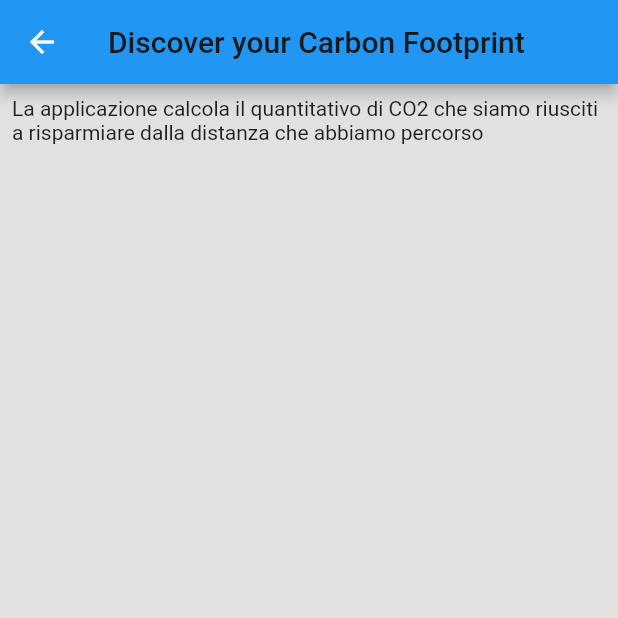
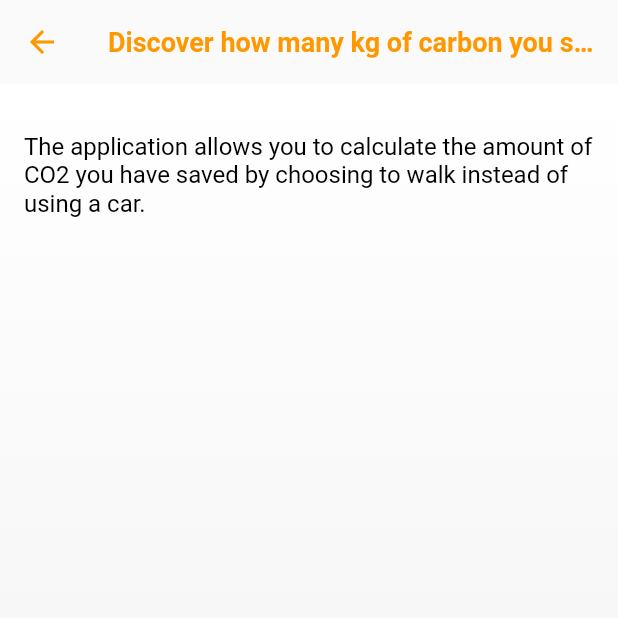
Before and after one commit to valentinaSanti/application_vfm_new, a Flutter app: the InfoApp screen opened directly, on a phone screen of 412 x 824 dp, the top half of it. Run offline on Flutter 3.47's test engine with Material 2 defaults, Android fonts, the phone set to English and light mode, and no system bars; our stand-ins replace floor, flutter_login, jwt_decoder, material_design_icons_flutter, shared_preferences, sqflite; missing offline and left inert: graphic; accounts and stored records are empty; generated files the repository leaves out were written again; Roboto replaces fonts that are missing (San Francisco).

Commit message:
infoapp e tentativo di aggiunta _distanceTot

```diff
--- a/lib/pages/home.dart
+++ b/lib/pages/home.dart
@@ -48,7 +48,6 @@ class _HomeState extends State<Home> {
           Provider.of<AppDatabase>(context, listen: false)),
       lazy: false,
       builder: (context, child) => Scaffold(
-        //backgroundColor: Color.fromARGB(255, 197, 233, 152),
         backgroundColor: AppTheme.backhome,
         drawer: Drawer(
           child: ListView(
@@ -172,7 +171,7 @@ class _HomeState extends State<Home> {
         ),
         body: Consumer<HomeProvider>(builder: (context, provider, child) {
           provider.sommaCFP(DateTime.now().subtract(Duration(days: 1)));
-          final scoreValue = provider.cfp;
+          final scoreValue = provider.cfp; //._distanceTot mi da errore
           return Center(
               child: SizedBox(
             width: 150,
--- a/lib/pages/infoapp.dart
+++ b/lib/pages/infoapp.dart
@@ -1,3 +1,6 @@
+import 'package:flutter/material.dart';
+import 'package:application_vfm_new/app_general_theme.dart';
+
 import 'package:flutter/material.dart';
 
 class InfoApp extends StatelessWidget {
@@ -9,29 +12,47 @@ class InfoApp extends StatelessWidget {
   @override
   Widget build(BuildContext context) {
     return Scaffold(
-        backgroundColor: Color.fromARGB(34, 45, 32, 23),
-        appBar: AppBar(
-            title: const Text(
-          'Discover your Carbon Footprint',
+      appBar: AppBar(
+        title: const Text(
+          'Discover how many kg of carbon you save',
           style: TextStyle(
-              fontSize: 20,
-              fontStyle: FontStyle.normal,
-              color: Color.fromARGB(255, 25, 25, 25)),
-        )),
-        body: SafeArea(
-            //il widget viene ritagliato per adattarsi all'area dello schermo disponibile
-            child: SingleChildScrollView(
-                //il widget viene posizionato all'interno di una area scorrevole
-                child: Padding(
-          padding: const EdgeInsets.all(
-              8.0), //aggiunge uno spazio di 8 pixel su tutti i lati
+            fontSize: 18,
+            fontWeight: FontWeight.bold,
+            color: Colors.orange,
+            fontFamily: 'San Francisco',
+          ),
+        ),
+        iconTheme: const IconThemeData(color: Colors.orange),
+        elevation: 0,
+        backgroundColor: Colors.transparent,
+      ),
+      body: Container(
+        decoration: BoxDecoration(
+          gradient: LinearGradient(
+            colors: [Colors.white, Colors.grey[200]!],
+            begin: Alignment.topCenter,
+            end: Alignment.bottomCenter,
+          ),
+        ),
+        child: Padding(
+          padding: const EdgeInsets.all(16.0),
           child: Column(
-              crossAxisAlignment:
-                  CrossAxisAlignment.start, //allinea lungo l'asse
-              children: const [
-                Text(
-                    'La applicazione calcola il quantitativo di CO2 che siamo riusciti a risparmiare dalla distanza che abbiamo percorso')
-              ]),
-        ))));
+            crossAxisAlignment: CrossAxisAlignment.start,
+            children: [
+              SizedBox(height: 16),
+              Text(
+                'The application allows you to calculate the amount of CO2 you have saved by choosing to walk instead of using a car.',
+                style: TextStyle(
+                  fontSize: 16,
+                  color: Colors.black,
+                  fontFamily: 'San Francisco',
+                ),
+              ),
+              SizedBox(height: 16),
+            ],
+          ),
+        ),
+      ),
+    );
   }
 }
--- a/lib/providers/home_provider.dart
+++ b/lib/providers/home_provider.dart
@@ -14,6 +14,7 @@ class HomeProvider extends ChangeNotifier {
   late List<FootStep> footstep;
   late List<Distance> distance;
   late double cfp;
+  late double _distanceTot;
   final AppDatabase db;
   // data to be used by the UI
 
@@ -67,6 +68,7 @@ class HomeProvider extends ChangeNotifier {
 
     cfp = await sommaCFP(showDate);
     print('Hai evitato un impronta di carbonio di: $cfp [kgCO2e]');
+    _distanceTot = await distanceTOT(showDate);
   }
 
   Future<void> refresh() async {
@@ -92,8 +94,25 @@ class HomeProvider extends ChangeNotifier {
         DateTime(showDate.year, showDate.month, showDate.day, 23, 59));
     //lista
     // after selecting all data we notify all consumers to rebuild
-    cfp = await sommaCFP(showDate);
+    //cfp = await sommaCFP(showDate);
+    //_distanceTot = await distanceTOT(showDate);
     notifyListeners(); //devo farlo se voglio che il mio stato cambi
+  }
+
+  Future<double> distanceTOT(DateTime showDate) async {
+    List<Distance> _distancetmp = await db.distancesDao.findAllDistances();
+    List<double?> _distancevalue = await db.distancesDao.DataDistance(
+        DateUtils.dateOnly(showDate),
+        DateTime(showDate.year, showDate.month, showDate.day, 23, 59));
+    double _distanceTot = 0;
+    if (_distancevalue.isNotEmpty) {
+      for (var i in _distancevalue) {
+        if (i != null) {
+          _distanceTot += i;
+        }
+      }
+    }
+    return _distanceTot;
   }
 
   Future<double> sommaCFP(DateTime showDate) async {
```
Also changed, not shown: assets/icons8-carbon-64.png (added).
